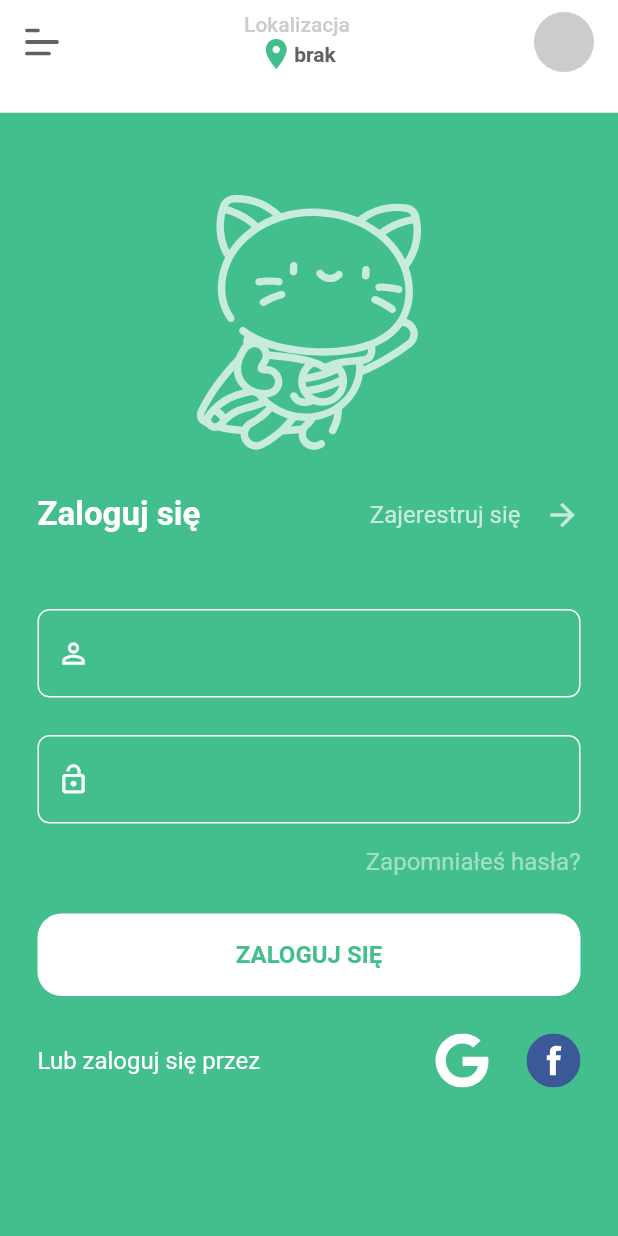
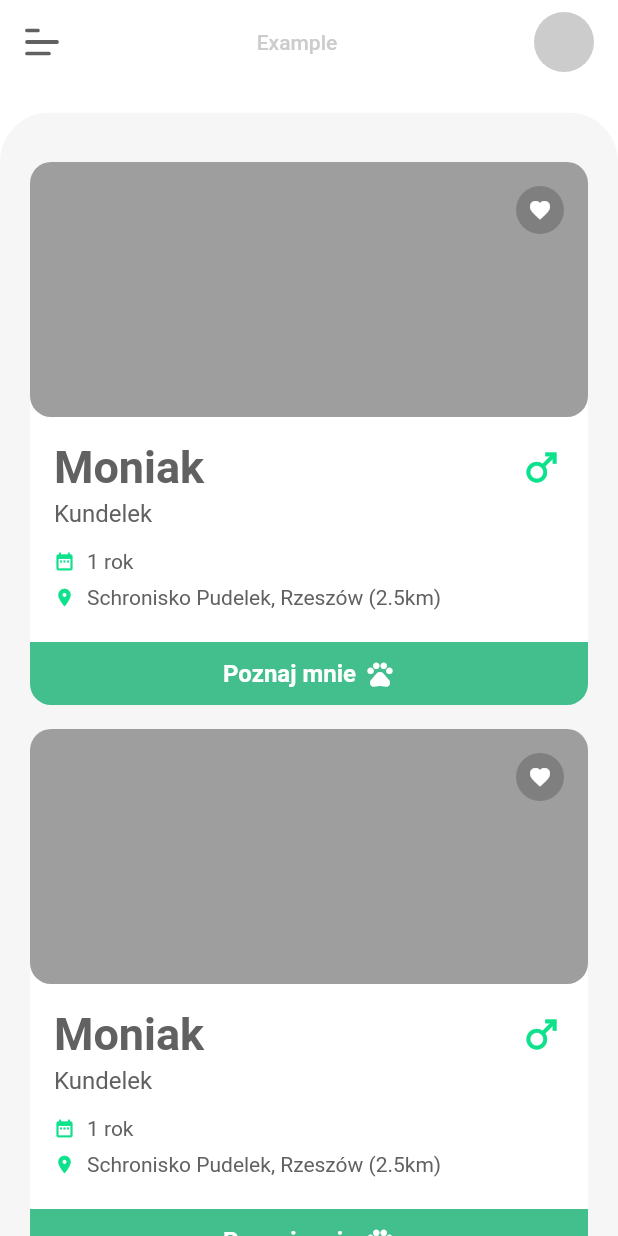
Before and after one commit to MobiCommunity/Lapka.Mobile, a Flutter app: the screen it shows after launch, on a phone screen of 412 x 824 dp. Run offline on Flutter 3.47's test engine with Material 2 defaults, Android fonts, the phone set to English and light mode, and no system bars; our stand-ins replace connectivity_plus, flutter_svg, geocoding, geolocator, google_fonts; Roboto replaces fonts that are missing (Ubuntu).

Commit message:
Adopt pet card
Adopt pet card

```diff
--- /dev/null
+++ b/lapka/lib/components/screens/petCard.dart
@@ -0,0 +1,113 @@
+import 'package:flutter/material.dart';
+import 'package:lapka/components/basic/basicText.dart';
+import 'package:lapka/settings/colors.dart';
+
+class PetCard extends StatelessWidget {
+
+  const PetCard({Key? key}) : super(key: key);
+
+  @override
+  Widget build(BuildContext context) {
+    return Container(
+      decoration: BoxDecoration(
+        color: BasicColors.white,
+        borderRadius: BorderRadius.circular(14),
+      ),
+      child: Column(
+        children: [
+          Stack(children: [
+            Container(
+                height: 170,
+                decoration: BoxDecoration(
+                    color: Colors.grey,
+                    borderRadius: BorderRadius.circular(14))),
+            Container(
+              alignment: Alignment.topRight,
+              padding: EdgeInsets.all(16),
+              child: Container(
+                height: 32,
+                width: 32,
+                decoration: new BoxDecoration(
+                  color: BasicColors.darkGrey.withOpacity(0.5),
+                  shape: BoxShape.circle,
+                ),
+                child: Center(
+                    child: Icon(
+                  Icons.favorite,
+                  color: BasicColors.white,
+                  size: 16,
+                )),
+              ),
+            )
+          ]),
+          Padding(
+            padding: const EdgeInsets.symmetric(horizontal: 16.0),
+            child: Column(
+              children: [
+                SizedBox(
+                  height: 16,
+                ),
+                Row(
+                  mainAxisAlignment: MainAxisAlignment.spaceBetween,
+                  children: [
+                    BasicText.heading1Bold('Moniak'),
+                    Icon(
+                      Icons.male,
+                      color: BasicColors.darkGreen,
+                      size: 30,
+                    )
+                  ],
+                ),
+                SizedBox(
+                  height: 4,
+                ),
+                Align(
+                    alignment: Alignment.centerLeft,
+                    child: BasicText.subtitleLight('Kundelek')),
+                SizedBox(height: 14),
+                Row(
+                  children: [
+                    Icon(Icons.date_range,
+                        size: 14, color: BasicColors.darkGreen),
+                    SizedBox(
+                      width: 8,
+                    ),
+                    BasicText.body14Light('1 rok')
+                  ],
+                ),
+                SizedBox(height: 8),
+                Row(
+                  children: [
+                    Icon(Icons.location_on, size: 14, color: BasicColors.darkGreen),
+                    SizedBox(
+                      width: 8,
+                    ),
+                    BasicText.body14Light('Schronisko Pudelek, Rzeszów (2.5km)')
+                  ],
+                ),
+                SizedBox(height: 22),
+              ],
+            ),
+          ),
+          Container(
+            height: 42,
+            decoration: BoxDecoration(
+                color: BasicColors.lightGreen,
+                borderRadius: BorderRadius.only(
+                    bottomLeft: Radius.circular(14),
+                    bottomRight: Radius.circular(14))),
+            child: Row(
+              mainAxisAlignment: MainAxisAlignment.center,
+              crossAxisAlignment: CrossAxisAlignment.center,
+              children: [
+                BasicText.subtitleBold("Poznaj mnie",color: BasicColors.white,),
+                SizedBox(width: 6,),
+                Icon(Icons.pets, color: BasicColors.white,size:  20)
+              ],
+            ),
+          )
+        ],
+      ),
+    );
+  }
+}
--- a/lapka/lib/main.dart
+++ b/lapka/lib/main.dart
@@ -6,6 +6,7 @@ import 'package:lapka/components/dialogs/basicDialog.dart';
 import 'package:lapka/components/dialogs/noInternetDialog.dart';
 import 'package:lapka/providers/locationProvider.dart';
 import 'package:lapka/providers/loginProvider.dart';
+import 'package:lapka/screens/adoptPet/adoptPetListPage.dart';
 import 'package:lapka/screens/login/loginPage.dart';
 import 'package:provider/provider.dart';
 
@@ -65,13 +66,14 @@ class _MyHomePageState extends State<MyHomePage> {
 
   @override
   Widget build(BuildContext context) {
-    return Scaffold(
-        key: _scaffoldKey,
-        appBar: CustomAppBar(
-          showLocalization: true,
-          localization: context.watch<LocationProvider>().city ?? 'brak',
-        ),
-        body: LoginPage());
+    // return Scaffold(
+    //     key: _scaffoldKey,
+    //     appBar: CustomAppBar(
+    //       showLocalization: true,
+    //       localization: context.watch<LocationProvider>().city ?? 'brak',
+    //     ),
+    //     body: LoginPage());
+    return AdoptPetListPage();
   }
 
   @override
--- /dev/null
+++ b/lapka/lib/models/location.dart
@@ -0,0 +1,3 @@
+class Location{
+  double? lat, lng;
+}
--- /dev/null
+++ b/lapka/lib/models/pet.dart
@@ -0,0 +1,12 @@
+enum Sex{male, famale}
+enum Species{dog, cat, rabbit, parrot}
+class Pet{
+  String? name, race, description, color;
+  Sex? sex;
+  DateTime? birthDate;
+  bool? sterilization;
+  Species? species;
+
+  Pet({this.name, this.race, this.description, this.birthDate, this.color, this.sex, this.species, this.sterilization});
+
+}
--- /dev/null
+++ b/lapka/lib/models/shelterAdress.dart
@@ -0,0 +1,6 @@
+import 'package:lapka/models/location.dart';
+
+class ShelterAdreess{
+  Location? location;
+  String? street, zipCode, City;
+}
--- /dev/null
+++ b/lapka/lib/screens/adoptPet/adoptPetDetails.dart
@@ -0,0 +1,12 @@
+import 'package:flutter/material.dart';
+
+class AdoptPetDetails extends StatelessWidget {
+  const AdoptPetDetails({ Key? key }) : super(key: key);
+
+  @override
+  Widget build(BuildContext context) {
+    return Container(
+
+    );
+  }
+}
--- /dev/null
+++ b/lapka/lib/screens/adoptPet/adoptPetListPage.dart
@@ -0,0 +1,52 @@
+import 'package:flutter/material.dart';
+import 'package:lapka/components/appBar/customAppBar.dart';
+import 'package:lapka/components/screens/petCard.dart';
+import 'package:lapka/settings/colors.dart';
+
+class AdoptPetListPage extends StatelessWidget {
+  const AdoptPetListPage({ Key? key }) : super(key: key);
+
+  @override
+  Widget build(BuildContext context) {
+    return Scaffold(
+      backgroundColor: BasicColors.white,
+      appBar: CustomAppBar(title: "Example",),
+      body: Container(
+        decoration: BoxDecoration(
+          color: BasicColors.grey,
+          borderRadius: BorderRadius.only(topLeft: Radius.circular(33), topRight: Radius.circular(33)),
+        ),
+        child: Padding(
+          padding: const EdgeInsets.only(top: 33, left: 20, right: 20),
+          child: ListView(
+            children: [
+              InkWell(
+                onTap: () {
+                  print(1);
+                  Navigator.push(
+                  context,
+                  MaterialPageRoute(builder: (context) => PetCard())
+                );
+                },
+                child: Padding(
+                  padding: const EdgeInsets.only(bottom : 16.0),
+                  child: PetCard(),
+                ),
+              ),Padding(
+                padding: const EdgeInsets.only(bottom : 16.0),
+                child: PetCard(),
+              ),Padding(
+                padding: const EdgeInsets.only(bottom : 16.0),
+                child: PetCard(),
+              ),Padding(
+                padding: const EdgeInsets.only(bottom : 16.0),
+                child: PetCard(),
+              ),
+
+            ],
+          )
+        ),
+      )
+    );
+  }
+}
--- a/lapka/lib/settings/colors.dart
+++ b/lapka/lib/settings/colors.dart
@@ -4,6 +4,7 @@ class BasicColors{
   static const Color lightGreen = Color(0xFF43BE8D);
   static const Color darkGreen = Color(0xFF0DE18C);
   static const Color darkGrey = Color(0xFF616161);
+  static const Color grey = Color(0xFFF6F6F6);
   static const Color lightGrey = Color(0xFFCCCCCC);
   static const Color white = Color(0xFFFFFFFF);
 }
```
